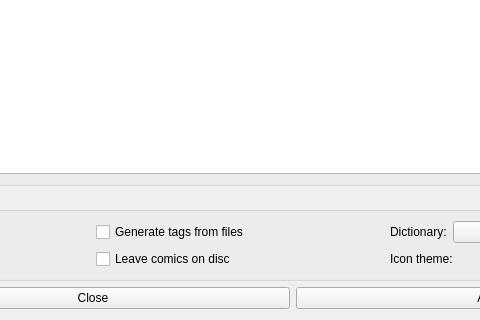
BasioMeusPuga/Lector, file resources/raw/settings.ui: the form before one commit; both pictures show x 515 to 995 and y 338 to 658 of the 1216 by 658 pixel window.
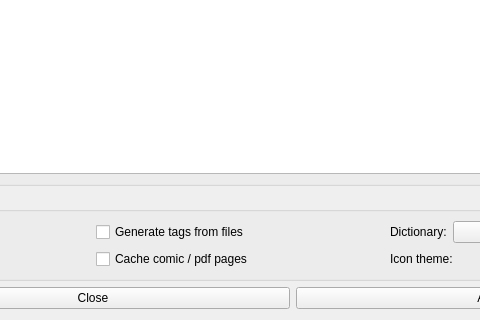
The form after the commit.

```diff
--- a/resources/raw/settings.ui
+++ b/resources/raw/settings.ui
@@ -118,7 +118,7 @@
           <item>
            <widget class="QCheckBox" name="comicsRemain">
             <property name="text">
-             <string>Leave comics on disc</string>
+             <string>Cache comic / pdf pages</string>
             </property>
            </widget>
           </item>
```
Left out of the diff: 5 changed lines with no effect on the pictures.
